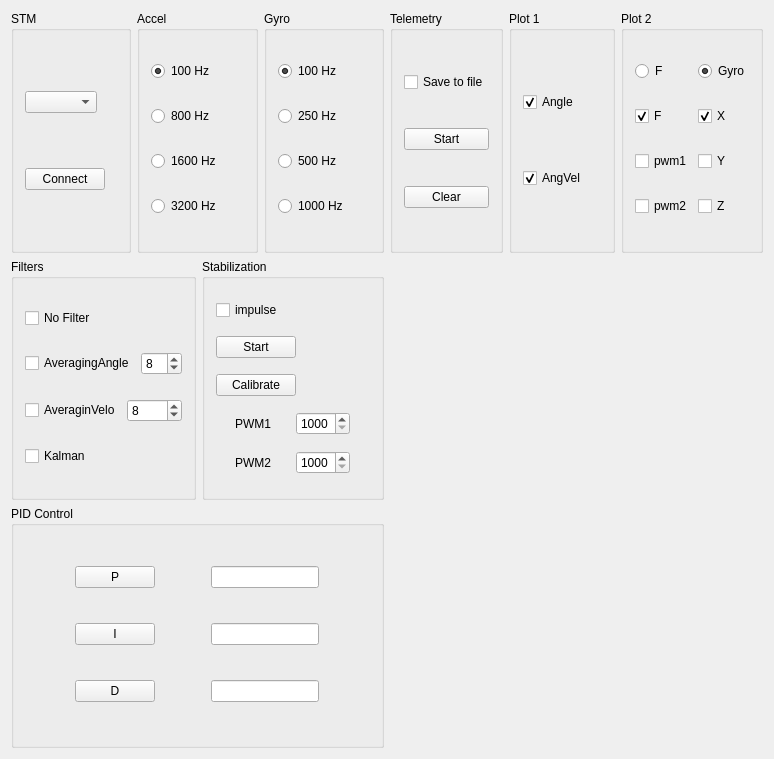
First picture: the form in Logger/BoardConsole/BoardConsole/boardconsole.ui, repository VlagaPalych/Stable, before the edit.
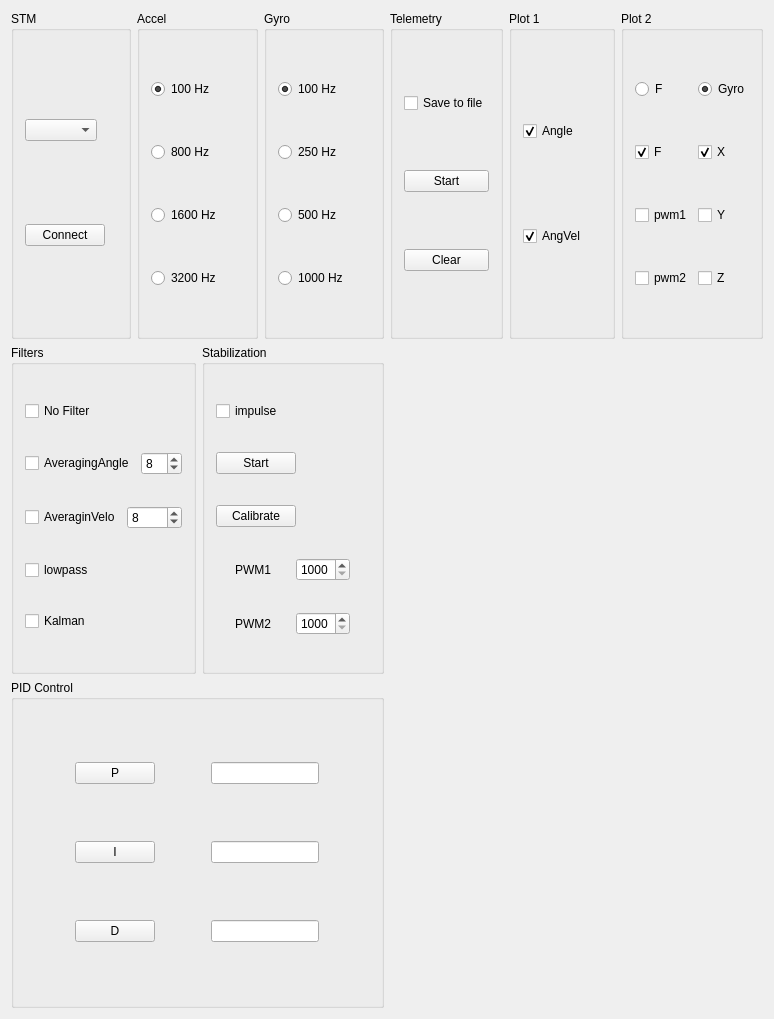
Second picture: the form after the edit. Custom widgets are drawn as their Qt base class.

Diff of the .ui file:
```diff
--- a/Logger/BoardConsole/BoardConsole/boardconsole.ui
+++ b/Logger/BoardConsole/BoardConsole/boardconsole.ui
@@ -7,7 +7,7 @@
     <x>0</x>
     <y>0</y>
     <width>774</width>
-    <height>759</height>
+    <height>1019</height>
    </rect>
   </property>
   <property name="windowTitle">
@@ -198,6 +198,13 @@
             </item>
            </layout>
           </item>
+          <item>
+           <widget class="QCheckBox" name="lowpassFilterCheckBox">
+            <property name="text">
+             <string>lowpass</string>
+            </property>
+           </widget>
+          </item>
           <item>
            <widget class="QCheckBox" name="kalmanFilterCheckBox">
             <property name="text">
```
